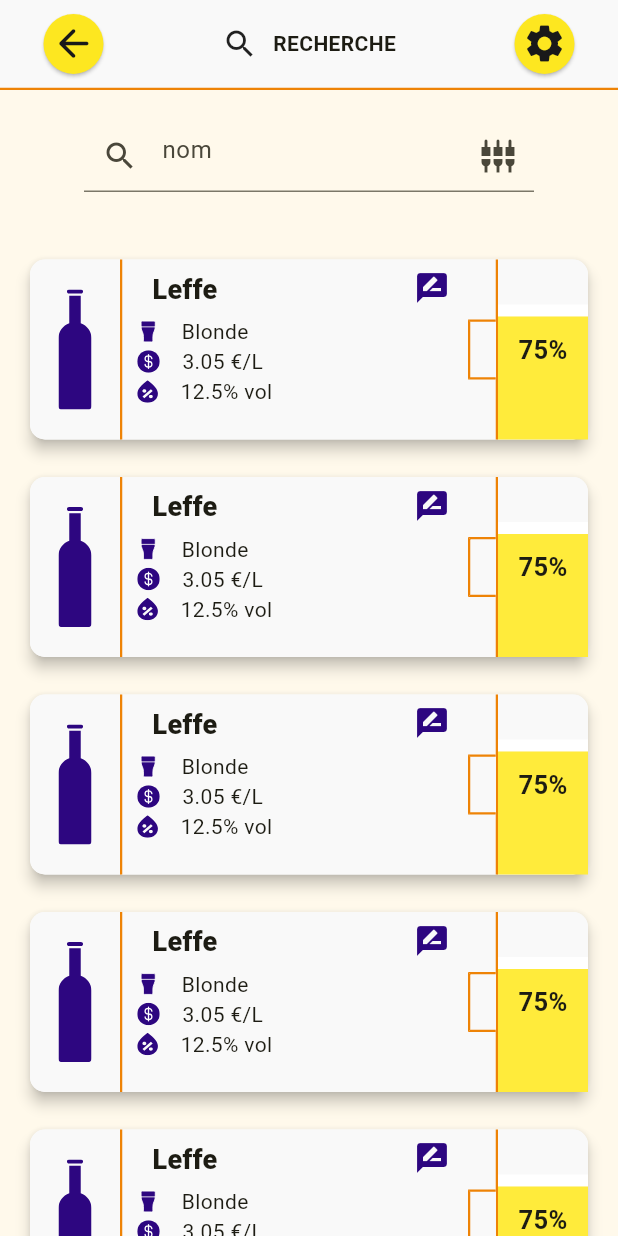
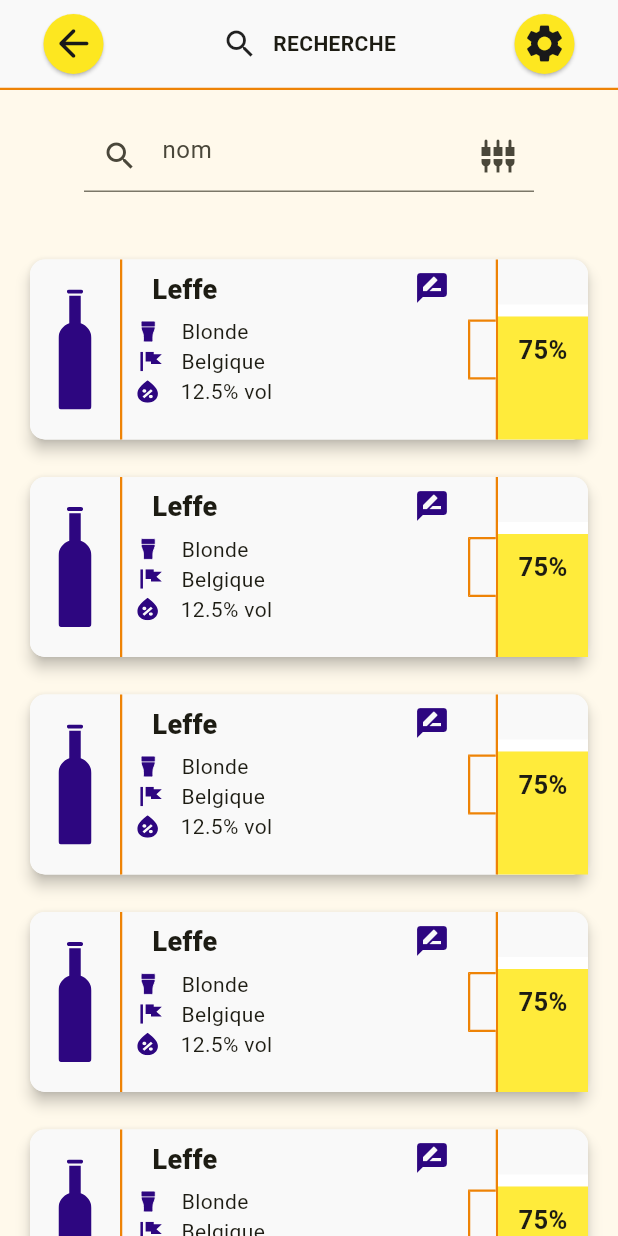
Before and after one commit to CharlesHauer/beer_connect, a Flutter app: the SearchScreen screen opened by its route, on a phone screen of 412 x 824 dp. Run offline on Flutter 3.47's test engine with Material 2 defaults, Android fonts, the light colour scheme and no system bars; our stand-ins replace camera, flutter_svg, google_nav_bar, line_icons.

Commit message:
mod feature: change price by orgin in card and model

```diff
--- a/lib/models/beer_model.dart
+++ b/lib/models/beer_model.dart
@@ -4,7 +4,7 @@
   final int id;
   final String name;
   final BeerType beerType;
-  final double price;
+  final String origin;
   final double abv;
   final bool isRated;
   final String description;
@@ -13,7 +13,7 @@
     required this.id,
     required this.name,
     required this.beerType,
-    required this.price,
+    required this.origin,
     required this.abv,
     required this.isRated,
     required this.description,
--- a/lib/screens/search_screen.dart
+++ b/lib/screens/search_screen.dart
@@ -18,7 +18,7 @@
       description: 'description',
       isRated: true,
       name: 'Leffe',
-      price: 3.05,
+      origin: 'Belgique',
     );
 
     return Scaffold(
--- a/lib/widgets/beer_card_search.dart
+++ b/lib/widgets/beer_card_search.dart
@@ -79,14 +79,14 @@
                   ),
                   Row(
                     children: [
-                      const Padding(padding: EdgeInsets.only(right: 10)),
+                      const Padding(padding: EdgeInsets.only(right: 12)),
                       SvgPicture.asset(
-                        'assets/icon/price_icon.svg',
-                        height: 15,
+                        'assets/icon/flag_icon.svg',
+                        height: 13,
                       ),
-                      const Padding(padding: EdgeInsets.only(right: 15)),
+                      const Padding(padding: EdgeInsets.only(right: 12)),
                       Text(
-                        '${beer.price} €/L',
+                        beer.origin,
                       )
                     ],
                   ),
--- a/pubspec.yaml
+++ b/pubspec.yaml
@@ -79,6 +79,7 @@
     - assets/icon/degree_icon.svg
     - assets/icon/glass_icon.svg
     - assets/icon/price_icon.svg
+    - assets/icon/flag_icon.svg
 
   # An image asset can refer to one or more resolution-specific "variants", see
   # https://flutter.dev/assets-and-images/#resolution-aware
```
Also changed, not shown: assets/icon/flag_icon.svg (added), pubspec.lock.
